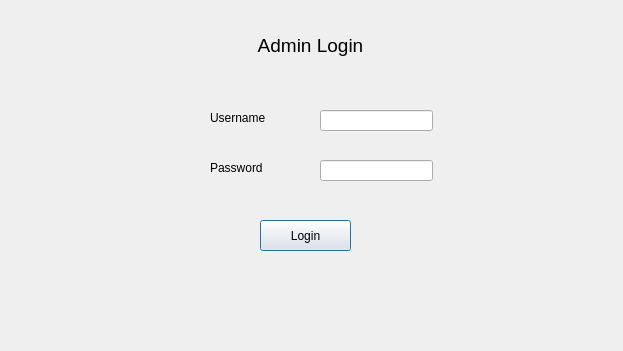
Qt form admin_login.ui (OmriWebber/CovidApp) before a commit.
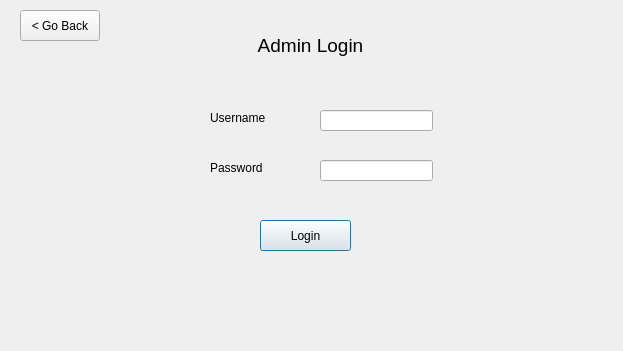
The same form after that commit.

The edit to the form file:
```diff
--- a/admin_login.ui
+++ b/admin_login.ui
@@ -96,6 +96,19 @@
     <set>Qt::AlignCenter</set>
    </property>
   </widget>
+  <widget class="QPushButton" name="pushButton">
+   <property name="geometry">
+    <rect>
+     <x>20</x>
+     <y>10</y>
+     <width>80</width>
+     <height>31</height>
+    </rect>
+   </property>
+   <property name="text">
+    <string>&lt; Go Back</string>
+   </property>
+  </widget>
  </widget>
  <resources/>
  <connections/>
```
